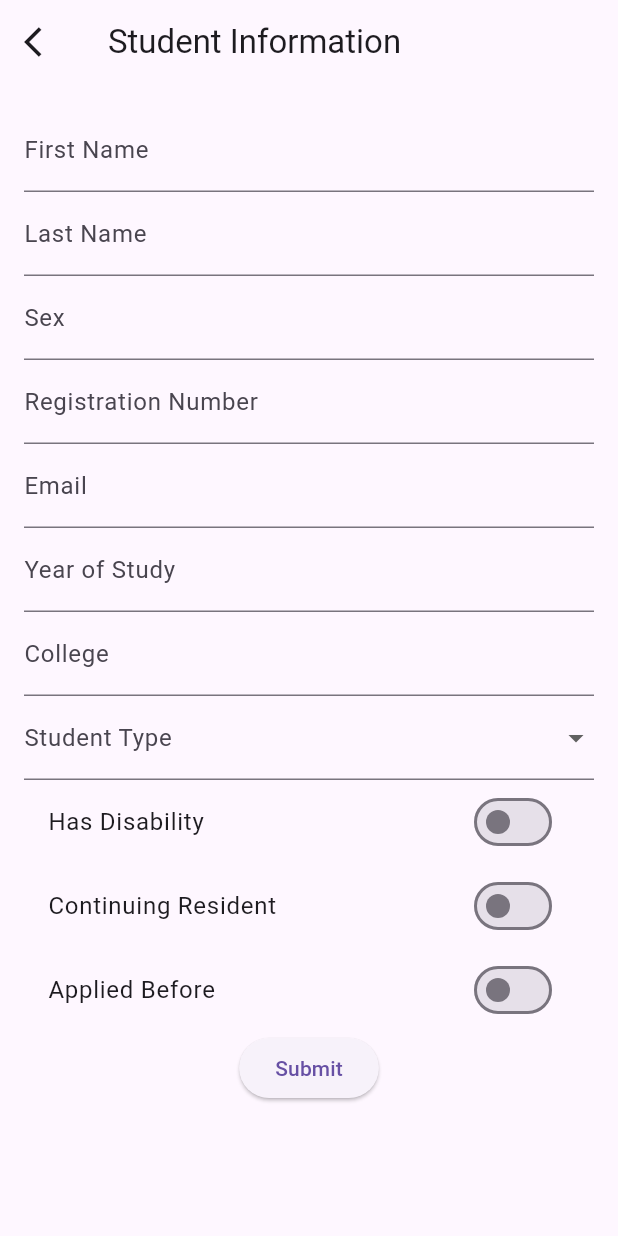
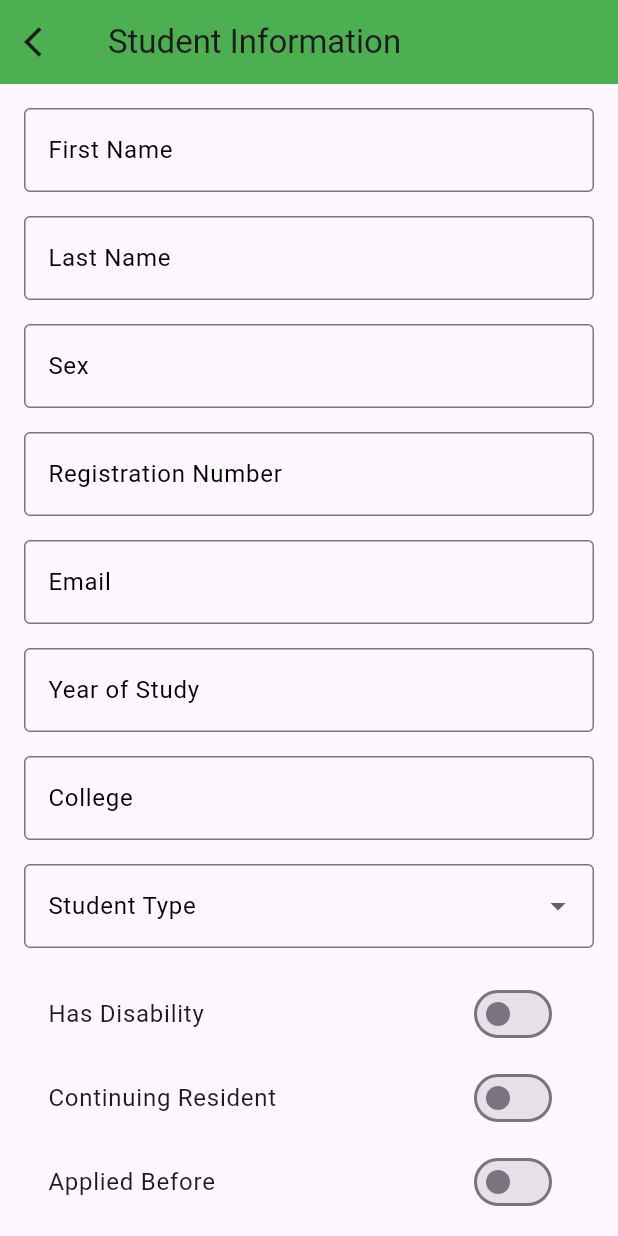
Before and after one commit to Nakabaale-Benjamin/Flutter-project, a Flutter app: the Student screen opened directly, on a phone screen of 412 x 824 dp. Run offline on Flutter 3.47's test engine with Material 3 defaults, Android fonts, the phone set to English and light mode, and no system bars.

Commit message:
Modified the Student form

```diff
--- a/halls/lib/student.dart
+++ b/halls/lib/student.dart
@@ -35,6 +35,7 @@ class _StudentState extends State<Student> {
           icon: const Icon(Icons.arrow_back_ios),
         ),
         title: const Text("Student Information"),
+        backgroundColor: Colors.green,
       ),
       body: Padding(
         padding: const EdgeInsets.all(16.0),
@@ -45,27 +46,62 @@ class _StudentState extends State<Student> {
               children: [
                 TextFormField(
                   controller: _firstNameController,
-                  decoration: const InputDecoration(labelText: 'First Name'),
+                  decoration: const InputDecoration(labelText: 'First Name',
+                  hintText: 'Enter your given name',
+                  labelStyle:TextStyle(
+                      fontSize: 16,
+                      color:Colors.black
+                  ),
+                  border:OutlineInputBorder()
+
+                  ),
+                   keyboardType: TextInputType.text,
+
                   validator: (value) {
                     if (value == null || value.isEmpty) {
                       return 'Please enter your first name';
                     }
                     return null;
                   },
+
                 ),
+                SizedBox(
+                  height:16
+                ),
+
                 TextFormField(
                   controller: _lastNameController,
-                  decoration: const InputDecoration(labelText: 'Last Name'),
+                  decoration: const InputDecoration(
+                    labelText: 'Last Name',
+                    hintText: "Your Surname name",
+                    labelStyle:TextStyle(
+                      fontSize: 16,
+                      color:Colors.black
+                    ),
+                    border:OutlineInputBorder()
+                    ),
                   validator: (value) {
                     if (value == null || value.isEmpty) {
-                      return 'Please enter your last name';
+                      return 'Please  enter your last name';
                     }
                     return null;
                   },
                 ),
+                SizedBox(
+                  height:16
+                ),
+
                 TextFormField(
                   controller: _sexController,
-                  decoration: const InputDecoration(labelText: 'Sex'),
+                  decoration: const InputDecoration(
+                    labelText: 'Sex',
+                    hintText: "Your sex",
+                    labelStyle:TextStyle(
+                      fontSize: 16,
+                      color:Colors.black
+                    ),
+                    border:OutlineInputBorder()
+                    ),
                   validator: (value) {
                     if (value == null || value.isEmpty) {
                       return 'Please enter your sex';
@@ -73,10 +109,23 @@ class _StudentState extends State<Student> {
                     return null;
                   },
                 ),
+                SizedBox(
+                  height:16
+                ),
+
                 TextFormField(
                   controller: _registrationController,
                   decoration:
-                      const InputDecoration(labelText: 'Registration Number'),
+                      const InputDecoration(
+                        labelText: 'Registration Number',
+                        hintText: "Your University Reg no.",
+                        labelStyle:TextStyle(
+                        fontSize: 16,
+                        color:Colors.black
+                    ),
+                    border:OutlineInputBorder()
+                    ),
+
                   validator: (value) {
                     if (value == null || value.isEmpty) {
                       return 'Please enter your registration number';
@@ -84,9 +133,26 @@ class _StudentState extends State<Student> {
                     return null;
                   },
                 ),
+                SizedBox(
+                  height:16
+                ),
+
                 TextFormField(
                   controller: _emailController,
-                  decoration: const InputDecoration(labelText: 'Email'),
+                  decoration: const InputDecoration(
+                    labelText: 'Email',
+                     hintText: "Your personal email",
+                    labelStyle:TextStyle(
+                      fontSize: 16,
+                      color:Colors.black
+                    ),
+                    border:OutlineInputBorder()
+
+                    ),
+
+                   keyboardType: TextInputType.emailAddress,
+                   obscureText:true,
+
                   validator: (value) {
                     if (value == null || value.isEmpty) {
                       return 'Please enter your email';
@@ -96,10 +162,23 @@ class _StudentState extends State<Student> {
                     }
                     return null;
                   },
+
                 ),
+                SizedBox(
+                  height:16
+                ),
+
                 TextFormField(
                   controller: _yearOfStudyController,
-                  decoration: const InputDecoration(labelText: 'Year of Study'),
+                  decoration: const InputDecoration(
+                    labelText: 'Year of Study',
+                     hintText: "Your year of study e.g Year 1",
+                    labelStyle:TextStyle(
+                      fontSize: 16,
+                      color:Colors.black
+                    ),
+                    border:OutlineInputBorder()
+                    ),
                   validator: (value) {
                     if (value == null || value.isEmpty) {
                       return 'Please enter your year of study';
@@ -107,9 +186,21 @@ class _StudentState extends State<Student> {
                     return null;
                   },
                 ),
+                SizedBox(
+                  height:16
+                ),
+
                 TextFormField(
                   controller: _collegeController,
-                  decoration: const InputDecoration(labelText: 'College'),
+                  decoration: const InputDecoration(
+                    labelText: 'College',
+                    hintText: "Name of your College",
+                    labelStyle:TextStyle(
+                    fontSize: 16,
+                    color:Colors.black
+                    ),
+                    border:OutlineInputBorder()
+                    ),
                   validator: (value) {
                     if (value == null || value.isEmpty) {
                       return 'Please enter your college';
@@ -117,6 +208,10 @@ class _StudentState extends State<Student> {
                     return null;
                   },
                 ),
+                SizedBox(
+                  height:16
+                ),
+
                 DropdownButtonFormField<String>(
                   value: _selectedStudentType,
                   onChanged: (newValue) {
@@ -129,7 +224,13 @@ class _StudentState extends State<Student> {
                         value: 'Government', child: Text('Government')),
                     DropdownMenuItem(value: 'Private', child: Text('Private')),
                   ],
-                  decoration: const InputDecoration(labelText: 'Student Type'),
+                  decoration: const InputDecoration(labelText: 'Student Type',
+                    labelStyle:TextStyle(
+                    fontSize: 16,
+                    color:Colors.black
+                    ),
+                    border:OutlineInputBorder()
+                    ),
                   validator: (value) {
                     if (value == null) {
                       return 'Please select a student type';
@@ -137,6 +238,10 @@ class _StudentState extends State<Student> {
                     return null;
                   },
                 ),
+                SizedBox(
+                  height:16
+                ),
+
                 SwitchListTile(
                   title: const Text('Has Disability'),
                   value: _hasDisability,
```
